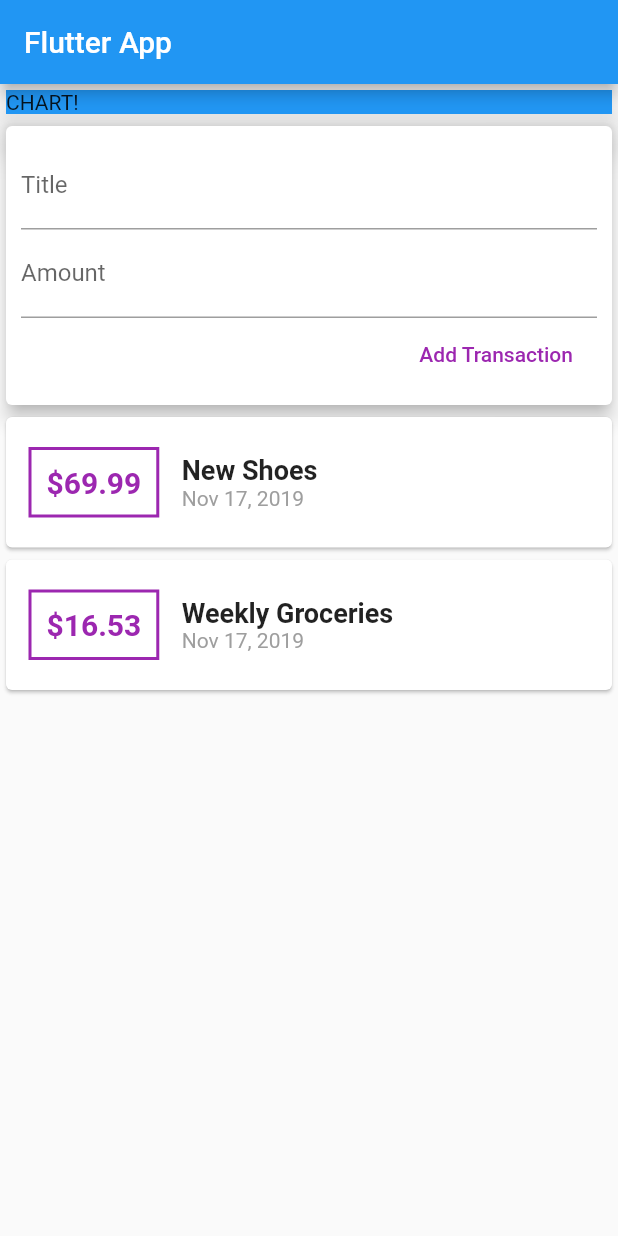
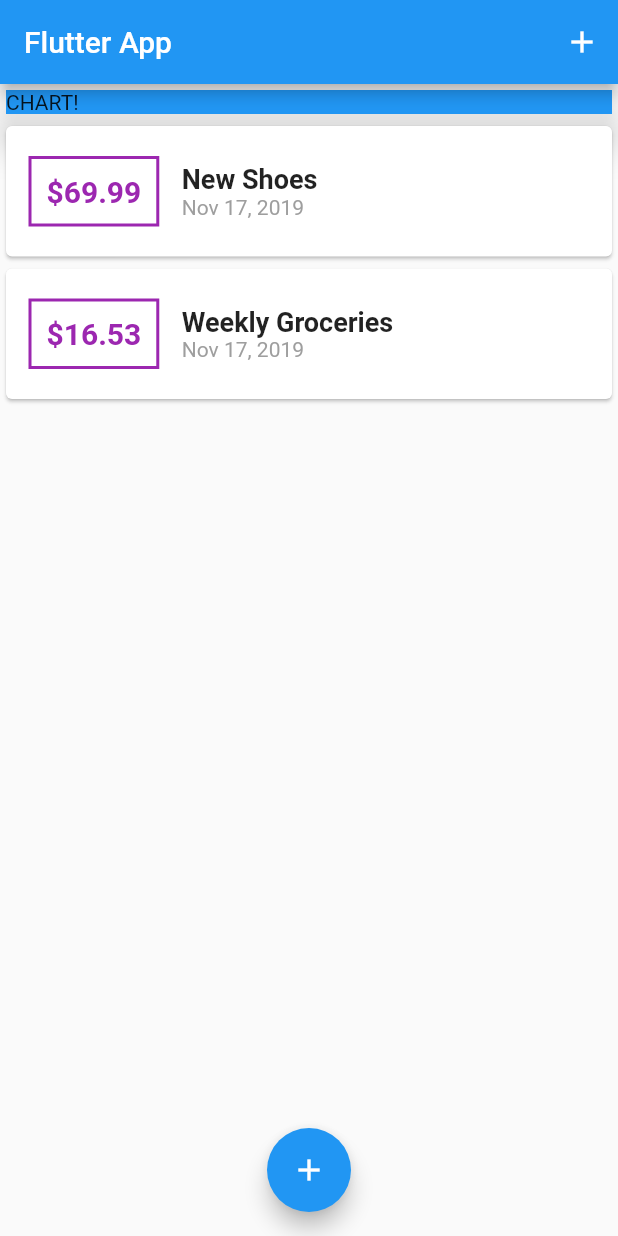
Before and after one commit to rein96/flutter_personal_expenses, a Flutter app: the screen it shows after launch, on a phone screen of 412 x 824 dp. Run offline on Flutter 3.47's test engine with Material 2 defaults, Android fonts, the phone set to English and light mode, and no system bars.

Commit message:
delete 1 file, showmodalbottomsheet, navigator.of.pop, NewTransaction convert to StatefulWidget

```diff
--- a/lib/main.dart
+++ b/lib/main.dart
@@ -1,7 +1,9 @@
 import 'package:flutter/material.dart';
 
-import 'package:expenses/widgets/user_transactions.dart';
+import 'package:expenses/widgets/transaction_list.dart';
+import 'package:expenses/widgets/new_transaction.dart';
 import './models/transaction.dart';
+// import 'package:expenses/widgets/user_transactions.dart';
 // import 'package:expenses/widgets/transaction_list.dart';
 // import 'package:expenses/widgets/new_transaction.dart';
 
@@ -17,7 +19,7 @@ class MyApp extends StatelessWidget {
   }
 }
 
-class MyHomePage extends StatelessWidget {
+class MyHomePage extends StatefulWidget {
   // <Transaction> from transaction.dart
   // final List<Transaction> transactions = [
   // ...
@@ -26,14 +28,52 @@ class MyHomePage extends StatelessWidget {
   // String titleInput;
   // String amountInput;
   // TextEditingController is an easy way to approach input from user
-  final titleController = TextEditingController();
-  final amountController = TextEditingController();
+  @override
+  _MyHomePageState createState() => _MyHomePageState();
+}
+
+class _MyHomePageState extends State<MyHomePage> {
+
+  final List<Transaction> _userTransaction = [
+    Transaction( id : 't1', title: 'New Shoes', amount: 69.99, date: DateTime.now() ),
+    Transaction( id : 't2', title: 'Weekly Groceries', amount: 16.53, date: DateTime.now() ),
+  ];
+
+  void _addNewTransaction(String txTitle, double txAmount) {
+    final newTx = Transaction(  // Transaction() constructor
+      id : DateTime.now().toString(),
+      title: txTitle,
+      amount: txAmount,
+      date: DateTime.now()
+    );
+
+    setState(() {
+      // because _userTransaction is final, this is the way to add the value
+      _userTransaction.add(newTx);
+    });
+  }
+
+  void _startAddNewTransaction(BuildContext context) {
+    showModalBottomSheet(context: context, builder: (dummy) {
+      return GestureDetector(
+        child: NewTransaction(_addNewTransaction),
+        onTap: () {},
+        behavior: HitTestBehavior.opaque,
+      );
+    });
+  }
 
   @override
   Widget build(BuildContext context) {
     return Scaffold(
       appBar: AppBar(
         title: Text('Flutter App'),
+        actions: <Widget>[
+          IconButton(
+            icon: Icon(Icons.add),
+            onPressed: () => _startAddNewTransaction(context),  // from BuildContext context
+          )
+        ],
       ),
       body: SingleChildScrollView(  // When the phone is roated, the screen can be scrolled correctly
           child: Column(
@@ -51,9 +91,14 @@ class MyHomePage extends StatelessWidget {
                   elevation: 10,
                 ),
               ),
-              UserTransactions()  // a Column()
+              TransactionList(_userTransaction)
             ],
           ),
+      ),
+      floatingActionButtonLocation: FloatingActionButtonLocation.centerFloat,
+      floatingActionButton: FloatingActionButton(
+        child: Icon(Icons.add),
+        onPressed: () => _startAddNewTransaction(context),  // from BuildContext context
       ),
     );
   }
--- a/lib/widgets/transaction_list.dart
+++ b/lib/widgets/transaction_list.dart
@@ -17,11 +17,11 @@ class TransactionList extends StatelessWidget {
   @override
   Widget build(BuildContext context) {
     return Container(
-      height: 450,  // to make it fix on the screen
-      child: SingleChildScrollView(
-          child: Column(
-            children: transactions.map( (trans) {
-              // return should use semicolon
+      height: 450,  // to make it fix on the screen // ListView needs height and Container!
+      child: ListView.builder(  //was Column()  // ListView = Column + SingleChildScrollView
+        itemCount: transactions.length,
+        itemBuilder: (context, index) {
+           // we dont need .map.toList() anymore because itemBuilder and itemCount
           return Card(
             child: Row(
               children: <Widget>[
@@ -29,7 +29,9 @@ class TransactionList extends StatelessWidget {
                 Container(
                   margin: EdgeInsets.symmetric( vertical: 20, horizontal: 15 ),
                   child: Text(
-                        '\$${trans.amount}',  // $ 69.99 // $ should be backslashed to can be shown
+                    '\$${transactions[index].amount.toStringAsFixed(2)}',
+                    // $ 69.99999 -> $ 70.00 (fixed 2 fraction digits)
+                    // $ should be backslashed to can be shown
                     style: TextStyle(
                       fontWeight: FontWeight.bold,
                       fontSize: 20,
@@ -43,14 +45,13 @@ class TransactionList extends StatelessWidget {
                 Column(
                   crossAxisAlignment: CrossAxisAlignment.start, // make content to the left
                   children: <Widget>[
-                        Text(trans.title, style: TextStyle(fontSize: 18, fontWeight: FontWeight.bold),),
-                        Text( DateFormat.yMMMd().format(trans.date), style: TextStyle( color: Colors.grey ), ),
+                    Text(transactions[index].title, style: TextStyle(fontSize: 18, fontWeight: FontWeight.bold),),
+                    Text( DateFormat.yMMMd().format(transactions[index].date), style: TextStyle( color: Colors.grey ), ),
                 ],)
               ],
             ),
           );  //end of return with semicolon
-            }).toList()
-          ),
+        },  // itemBuilder is REQUIRED in ListView.builder
       ),
     );
   }
--- a/lib/widgets/user_transactions.dart
+++ /dev/null
@@ -1,43 +0,0 @@
-import 'package:flutter/material.dart';
-
-import './new_transaction.dart';
-import './transaction_list.dart';
-import '../models/transaction.dart';  //Transaction({ this.id, this.title, this.amount, this.date }); constructor
-
-class UserTransactions extends StatefulWidget {
-  @override
-  _UserTransactionsState createState() => _UserTransactionsState();
-}
-
-class _UserTransactionsState extends State<UserTransactions> {
-
-  final List<Transaction> _userTransaction = [
-    Transaction( id : 't1', title: 'New Shoes', amount: 69.99, date: DateTime.now() ),
-    Transaction( id : 't2', title: 'Weekly Groceries', amount: 16.53, date: DateTime.now() ),
-  ];
-
-  void _addNewTransaction(String txTitle, double txAmount) {
-    final newTx = Transaction(  // Transaction() constructor
-      id : DateTime.now().toString(),
-      title: txTitle,
-      amount: txAmount,
-      date: DateTime.now()
-    );
-
-    setState(() {
-      // because _userTransaction is final, this is the way to add the value
-      _userTransaction.add(newTx);
-    });
-  }
-
-  @override
-  Widget build(BuildContext context) {
-    return Column(
-      children: <Widget>[
-          NewTransaction(_addNewTransaction),
-
-          TransactionList(_userTransaction) //from transaction_list.dart
-      ],
-    );
-  }
-}
```
Also changed, not shown: lib/widgets/new_transaction.dart (+29 -11 lines). Lines whose indentation alone changed are shown as unchanged.
